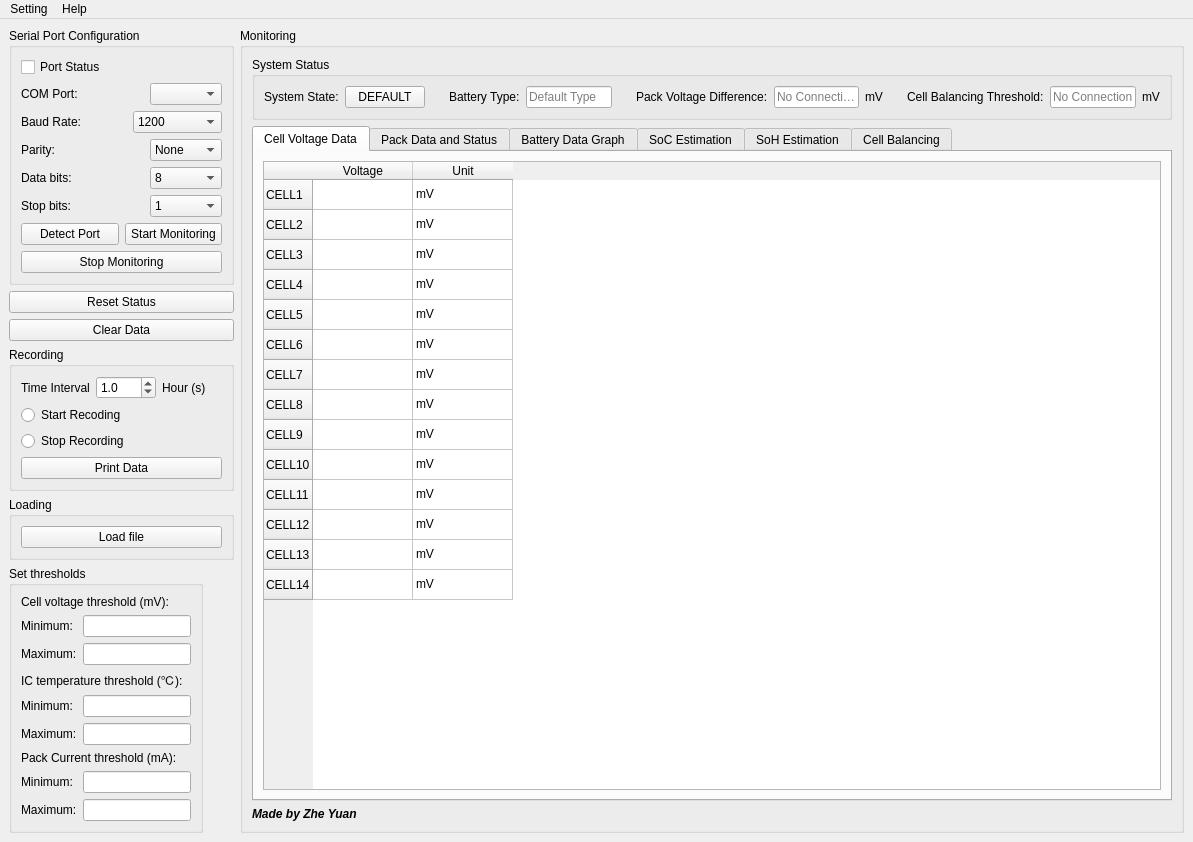
Above: UI/BMS_GUI.ui from Zyuangeorge/Third_year_project before the change. Below: the same form after it.
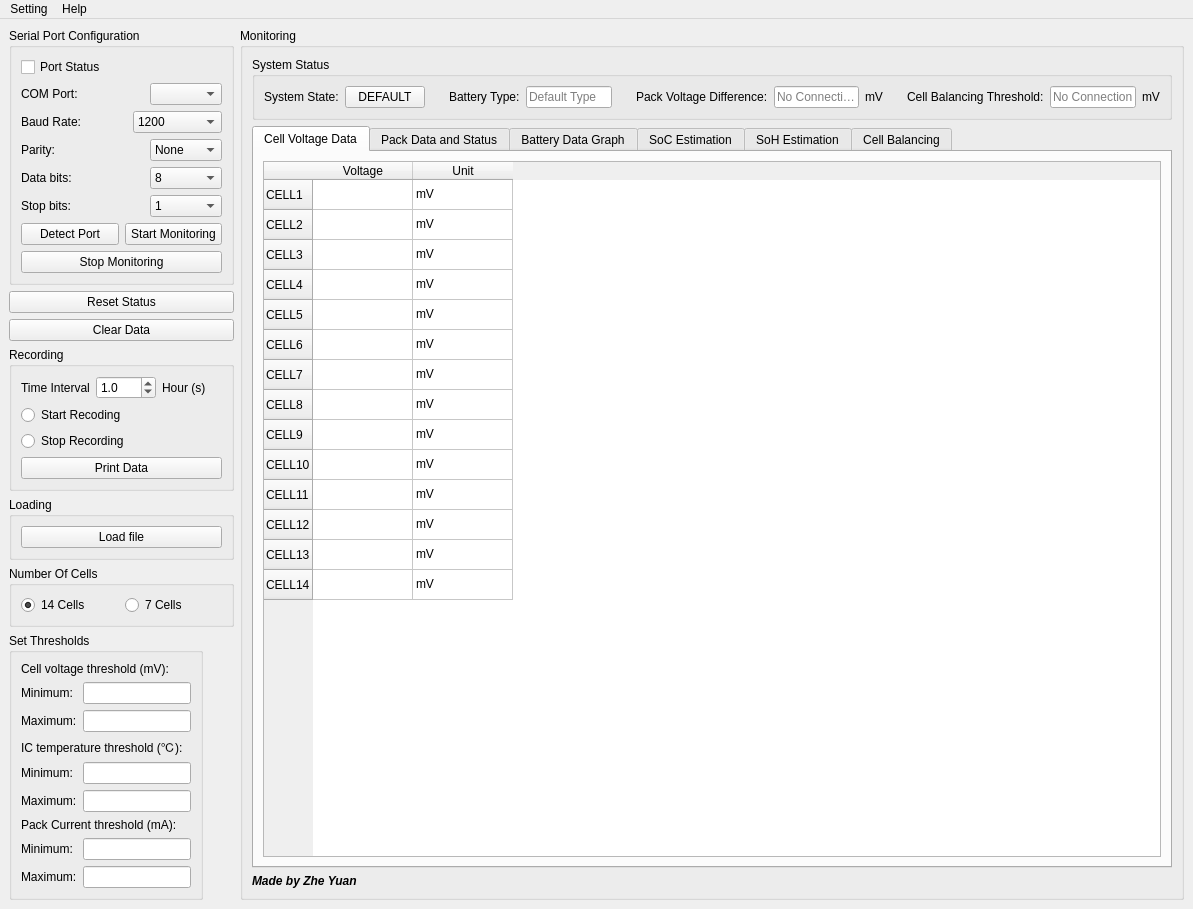
That is the form after the change.

What changed in the file:
```diff
--- a/UI/BMS_GUI.ui
+++ b/UI/BMS_GUI.ui
@@ -7,7 +7,7 @@
     <x>0</x>
     <y>0</y>
     <width>1193</width>
-    <height>791</height>
+    <height>849</height>
    </rect>
   </property>
   <property name="font">
@@ -447,6 +447,32 @@
         </layout>
        </widget>
       </item>
+      <item>
+       <widget class="QGroupBox" name="cellNumberGroupBox">
+        <property name="title">
+         <string>Number Of Cells</string>
+        </property>
+        <layout class="QHBoxLayout" name="horizontalLayout">
+         <item>
+          <widget class="QRadioButton" name="cellNumberRadioButton_14">
+           <property name="text">
+            <string>14 Cells</string>
+           </property>
+           <property name="checked">
+            <bool>true</bool>
+           </property>
+          </widget>
+         </item>
+         <item>
+          <widget class="QRadioButton" name="cellNumberRadioButton_7">
+           <property name="text">
+            <string>7 Cells</string>
+           </property>
+          </widget>
+         </item>
+        </layout>
+       </widget>
+      </item>
       <item>
        <widget class="QGroupBox" name="thresholdGroupBox">
         <property name="sizePolicy">
@@ -456,7 +482,7 @@
          </sizepolicy>
         </property>
         <property name="title">
-         <string>Set thresholds</string>
+         <string>Set Thresholds</string>
         </property>
         <layout class="QVBoxLayout" name="thresholdGroupBoxLayout">
          <item>
```
